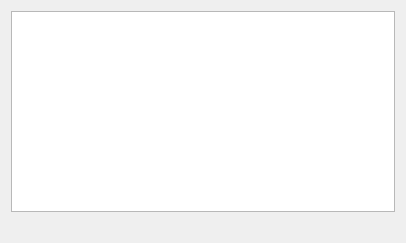
imby/STM32VLDiscovery_BeRTOS, file wizard/ui/cpu_select.ui: the form before one commit.
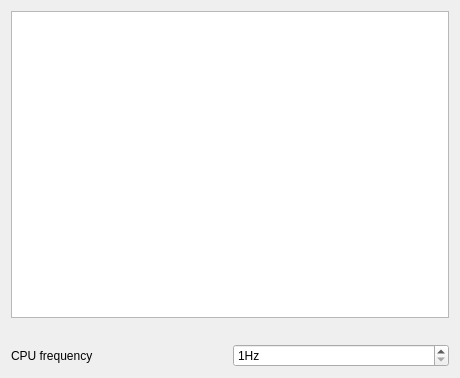
The form after the commit.

Commit message: Add spinbox for cpu frequency

```diff
--- a/wizard/ui/cpu_select.ui
+++ b/wizard/ui/cpu_select.ui
@@ -1,12 +1,12 @@
 <ui version="4.0" >
  <class>Form</class>
- <widget class="QWidget" name="Form" >
-  <property name="geometry" >
+ <widget class="QWidget" name="Form">
+  <property name="geometry">
    <rect>
     <x>0</x>
     <y>0</y>
-    <width>406</width>
-    <height>243</height>
+    <width>460</width>
+    <height>378</height>
    </rect>
   </property>
   <property name="sizePolicy" >
@@ -29,6 +29,39 @@
      </property>
     </widget>
    </item>
+   <item>
+    <layout class="QHBoxLayout" name="horizontalLayout">
+     <item>
+      <widget class="QLabel" name="frequencyLabel">
+       <property name="text">
+        <string>CPU frequency</string>
+       </property>
+       <property name="buddy">
+        <cstring>frequencySpinBox</cstring>
+       </property>
+      </widget>
+     </item>
+     <item>
+      <widget class="QDoubleSpinBox" name="frequencySpinBox">
+       <property name="suffix">
+        <string>Hz</string>
+       </property>
+       <property name="decimals">
+        <number>0</number>
+       </property>
+       <property name="minimum">
+        <double>1.000000000000000</double>
+       </property>
+       <property name="maximum">
+        <double>1000000000.000000000000000</double>
+       </property>
+       <property name="singleStep">
+        <double>1000.000000000000000</double>
+       </property>
+      </widget>
+     </item>
+    </layout>
+   </item>
   </layout>
  </widget>
  <resources/>
```
Left out of the diff: 17 changed lines with no effect on the pictures. The commit also changes 4 other files.
